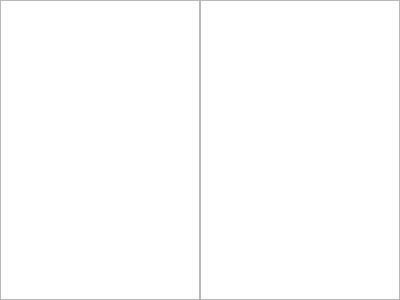
This is Source/Applications/DREAM3D/UI_Files/QDream3DDocumentsDockWidget.ui in BlueQuartzSoftware/DREAM3D as Qt 5 draws it before an edit. The edited form follows.
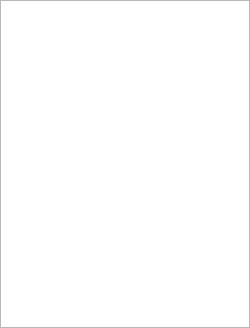
This is the edited form.

Diff of the .ui file:
```diff
--- a/Source/Applications/DREAM3D/UI_Files/QDream3DDocumentsDockWidget.ui
+++ b/Source/Applications/DREAM3D/UI_Files/QDream3DDocumentsDockWidget.ui
@@ -6,10 +6,30 @@
    <rect>
     <x>0</x>
     <y>0</y>
-    <width>400</width>
-    <height>300</height>
+    <width>250</width>
+    <height>328</height>
    </rect>
   </property>
+  <property name="minimumSize">
+   <size>
+    <width>250</width>
+    <height>76</height>
+   </size>
+  </property>
+  <property name="styleSheet">
+   <string notr="true">QDockWidget
+{
+color: white;
+}
+
+QDockWidget::title 
+{
+background-color: qlineargradient(spread:pad, x1:0, y1:0, x2:0, y2:1, stop:0 rgba(93, 103, 93, 255), stop:0.00985222 rgba(166, 176, 166, 255), stop:0.433498 rgba(117, 127, 117, 255), stop:0.448276 rgba(103, 113, 103, 255), stop:0.985222 rgba(102, 112, 102, 255), stop:1 rgba(69, 79, 69, 255));
+text-align: center;
+padding-left: 5px;
+}
+</string>
+  </property>
   <property name="windowTitle">
    <string>DREAM3D Saved Pipelines</string>
   </property>
@@ -31,8 +51,8 @@
       </property>
       <property name="minimumSize">
        <size>
-        <width>150</width>
-        <height>0</height>
+        <width>250</width>
+        <height>50</height>
        </size>
       </property>
       <property name="maximumSize">
@@ -81,9 +101,6 @@
       </column>
      </widget>
     </item>
-    <item>
-     <widget class="QListWidget" name="filterList"/>
-    </item>
    </layout>
   </widget>
  </widget>
```
Left out of the diff: 2 changed lines with no effect on the pictures.
